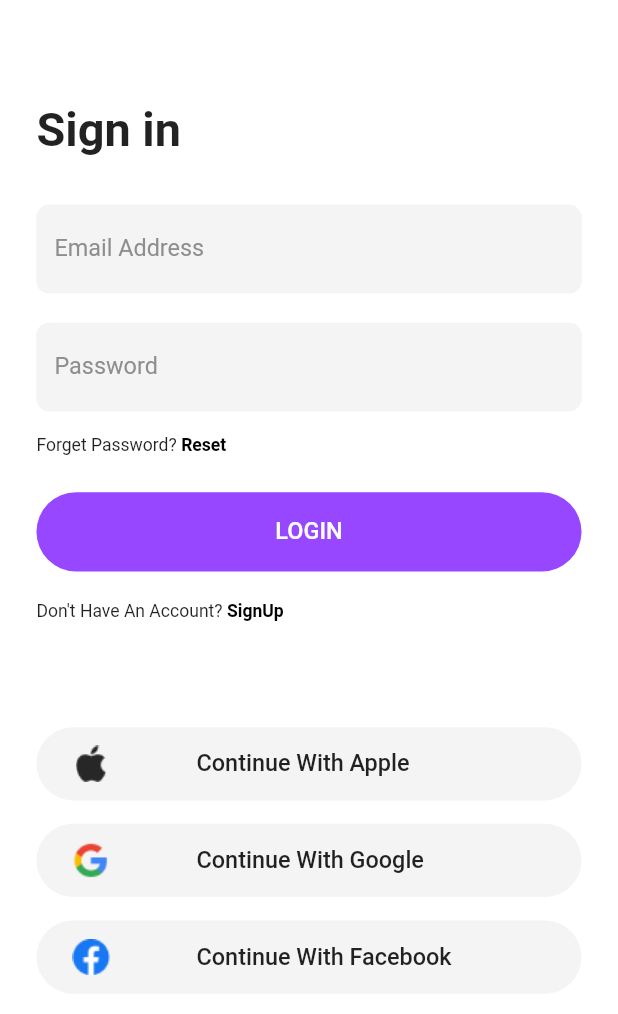
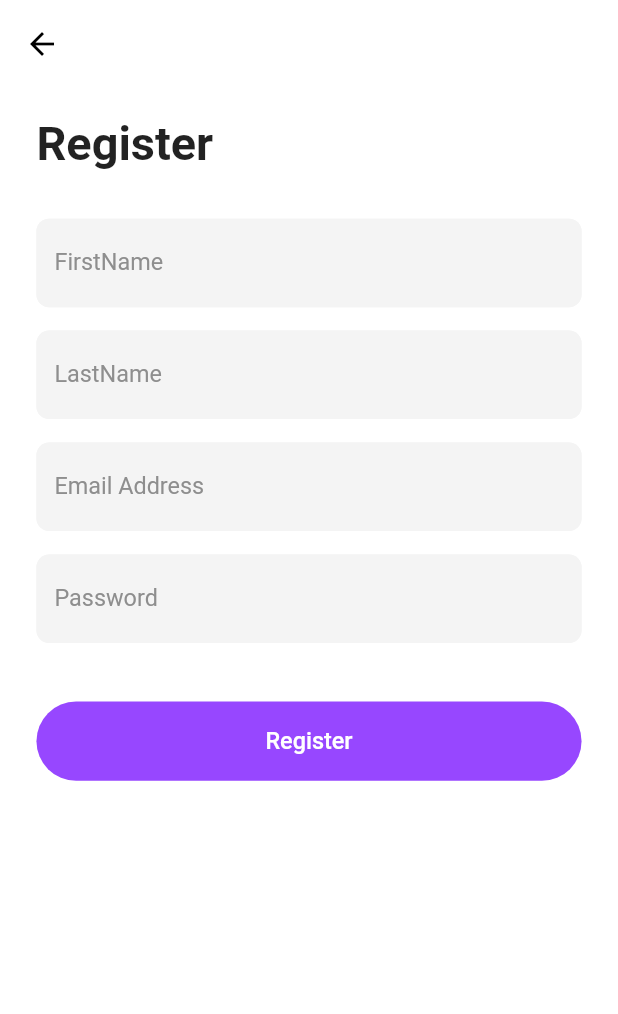
Before and after one commit to Ebrahim-Elkbbany/TradeFashion, a Flutter app: the screen it shows after launch, after a tap on "SignUp", on a phone screen of 412 x 824 dp. Shown: the top 1014 px of the screen. Run offline on Flutter 3.47's test engine with Material 2 defaults, Android fonts, the phone set to English and light mode, and no system bars; our stand-ins replace dio, flutter_bloc, flutter_screenutil, get_it, go_router, shared_preferences.

Commit message:
auth part two

```diff
--- a/lib/core/utils/app_router.dart
+++ b/lib/core/utils/app_router.dart
@@ -1,23 +1,46 @@
 import 'package:go_router/go_router.dart';
 import 'package:trade_fashion/features/auth/presentation/views/login_view.dart';
+import 'package:trade_fashion/features/auth/presentation/views/register_view.dart';
+import 'package:trade_fashion/features/auth/presentation/views/reset_password_view.dart';
+import 'package:trade_fashion/features/auth/presentation/views/verify_email_view.dart';
 import 'package:trade_fashion/features/splash/presentation/views/splash_view.dart';
 
 class AppRouter {
   static const kLoginView = '/loginView';
+  static const kRegisterView = '/registerView';
+  static const kResetPassView = '/ResetPasswordView';
+  static const kEmailVerifyCodeView = '/VerifyEmailView';
   static const kHomeViewPath = '/homeView';
   static const kBookDetailsViewPath = '/bookDetailsView';
   static const kSearchViewBodyPath = '/searchViewBody';
   static final router = GoRouter(
     routes: [
-
       GoRoute(
         path: '/',
         builder: (context, state) => const SplashView(),
       ),
       GoRoute(
-          path: kLoginView,
+        path: kLoginView,
         builder: (context, state) {
-           return const LoginView();
+          return const LoginView();
+        },
+      ),
+      GoRoute(
+        path: kRegisterView,
+        builder: (context, state) {
+          return const RegisterView();
+        },
+      ),
+      GoRoute(
+        path: kResetPassView,
+        builder: (context, state) {
+          return const ResetPasswordView();
+        },
+      ),
+      GoRoute(
+        path: kEmailVerifyCodeView,
+        builder: (context, state) {
+          return const VerifyEmailView();
         },
       ),
       // GoRoute(
--- /dev/null
+++ b/lib/features/auth/presentation/views/register_view.dart
@@ -0,0 +1,14 @@
+import 'package:flutter/material.dart';
+import 'package:trade_fashion/features/auth/presentation/views/widgets/register_view_body.dart';
+
+class RegisterView extends StatelessWidget {
+  const RegisterView({Key? key}) : super(key: key);
+
+  @override
+  Widget build(BuildContext context) {
+    return  Scaffold(
+      appBar: AppBar(),
+      body: const RegisterViewBody(),
+    );
+  }
+}
--- /dev/null
+++ b/lib/features/auth/presentation/views/widgets/register_view_body.dart
@@ -0,0 +1,33 @@
+import 'package:flutter/cupertino.dart';
+import 'package:flutter_screenutil/flutter_screenutil.dart';
+import 'package:trade_fashion/core/utils/styles.dart';
+import 'package:trade_fashion/core/widgets/custom_button.dart';
+import 'package:trade_fashion/features/auth/presentation/views/widgets/register_view_text_field_section.dart';
+
+class RegisterViewBody extends StatelessWidget {
+  const RegisterViewBody({Key? key}) : super(key: key);
+
+  @override
+  Widget build(BuildContext context) {
+    return Padding(
+      padding: EdgeInsets.symmetric(horizontal: 23.w),
+      child: Column(
+        crossAxisAlignment: CrossAxisAlignment.start,
+        children: [
+          SizedBox(height: 20.h),
+          Text('Register', style: Styles.textStyle32),
+          SizedBox(
+            height: 32.h,
+          ),
+          const RegisterViewTextFieldSection(),
+          CustomButton(
+            buttonName: 'Register',
+            onPressed: () {
+
+            },
+          ),
+        ],
+      ),
+    );
+  }
+}
--- /dev/null
+++ b/lib/features/auth/presentation/views/widgets/register_view_text_field_section.dart
@@ -0,0 +1,39 @@
+import 'package:flutter/material.dart';
+import 'package:flutter_screenutil/flutter_screenutil.dart';
+import 'package:trade_fashion/core/widgets/custom_text_form_field.dart';
+
+class RegisterViewTextFieldSection extends StatelessWidget {
+  const RegisterViewTextFieldSection({Key? key}) : super(key: key);
+
+  @override
+  Widget build(BuildContext context) {
+    return Column(
+      children: [
+        const CustomTextFormField(
+          hintText: 'FirstName',
+        ),
+        SizedBox(
+          height: 16.h,
+        ),
+        const CustomTextFormField(
+          hintText: 'LastName',
+        ),
+        SizedBox(
+          height: 16.h,
+        ),
+        const CustomTextFormField(
+          hintText: 'Email Address',
+        ),
+        SizedBox(
+          height: 16.h,
+        ),
+        const CustomTextFormField(
+          hintText: 'Password',
+        ),
+        SizedBox(
+          height: 40.h,
+        ),
+      ],
+    );
+  }
+}
--- a/lib/main.dart
+++ b/lib/main.dart
@@ -1,4 +1,5 @@
 import 'package:flutter/material.dart';
+import 'package:flutter/services.dart';
 import 'package:flutter_screenutil/flutter_screenutil.dart';
 import 'package:trade_fashion/core/utils/app_router.dart';
 
@@ -18,6 +19,13 @@ class TradeFashion extends StatelessWidget {
       builder: (_,child) {
         return MaterialApp.router(
           theme: ThemeData.light().copyWith(
+              appBarTheme: const AppBarTheme(
+                iconTheme: IconThemeData(color: Colors.black),
+                systemOverlayStyle: SystemUiOverlayStyle(
+                  statusBarColor: Colors.white,
+                  statusBarIconBrightness: Brightness.dark,
+                ),
+                backgroundColor: Colors.white,elevation: 0,toolbarHeight: 58,),
             scaffoldBackgroundColor: Colors.white,
             textTheme: ThemeData.light().textTheme
           ),
--- a/pubspec.yaml
+++ b/pubspec.yaml
@@ -28,6 +28,7 @@ environment:
 # the latest version available on pub.dev. To see which dependencies have newer
 # versions available, run `flutter pub outdated`.
 dependencies:
+  pin_code_fields: ^8.0.1
   flutter_bloc: ^8.1.3
   dio: ^5.3.2
   google_fonts: ^4.0.4
```
Also changed, not shown: lib/features/auth/presentation/views/reset_password_view.dart (added, +14 -0 lines), lib/features/auth/presentation/views/verify_email_view.dart (added, +40 -0 lines), lib/features/auth/presentation/views/widgets/login_view_body.dart (+8 -2 lines), lib/features/auth/presentation/views/widgets/reset_password_view_body.dart (added, +38 -0 lines), pubspec.lock.
